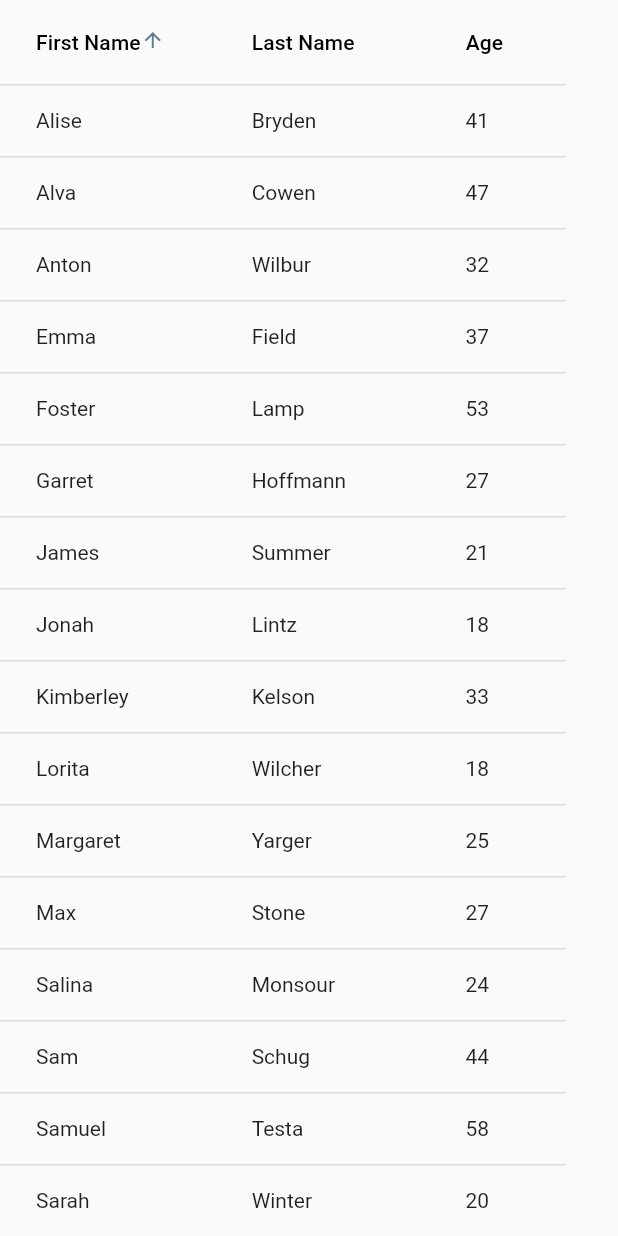
After one commit to DevProjctX/sabertech_proctor, a Flutter app: the SortablePage screen opened by its route, after a tap on "First Name", on a phone screen of 412 x 824 dp. The commit adds this screen. Run offline on Flutter 3.47's test engine with Material 2 defaults, Android fonts, the phone set to English and light mode, and no system bars; our stand-ins replace carousel_slider, easy_dynamic_theme, firebase_auth, firebase_core, google_sign_in, shared_preferences; accounts and stored records are empty.

Commit message:
table widget added

```diff
--- /dev/null
+++ b/lib/data/users.dart
@@ -0,0 +1,22 @@
+import 'package:sabertech_proctor/models/users.dart';
+
+final allUsers = <User>[
+  User(firstName: 'Emma', lastName: 'Field', age: 37),
+  User(firstName: 'Max', lastName: 'Stone', age: 27),
+  User(firstName: 'Sarah', lastName: 'Winter', age: 20),
+  User(firstName: 'James', lastName: 'Summer', age: 21),
+  User(firstName: 'Lorita', lastName: 'Wilcher', age: 18),
+  User(firstName: 'Anton', lastName: 'Wilbur', age: 32),
+  User(firstName: 'Salina', lastName: 'Monsour', age: 24),
+  User(firstName: 'Sunday', lastName: 'Salem', age: 42),
+  User(firstName: 'Alva', lastName: 'Cowen', age: 47),
+  User(firstName: 'Jonah', lastName: 'Lintz', age: 18),
+  User(firstName: 'Kimberley', lastName: 'Kelson', age: 33),
+  User(firstName: 'Waldo', lastName: 'Cybart', age: 19),
+  User(firstName: 'Garret', lastName: 'Hoffmann', age: 27),
+  User(firstName: 'Margaret', lastName: 'Yarger', age: 25),
+  User(firstName: 'Foster', lastName: 'Lamp', age: 53),
+  User(firstName: 'Samuel', lastName: 'Testa', age: 58),
+  User(firstName: 'Sam', lastName: 'Schug', age: 44),
+  User(firstName: 'Alise', lastName: 'Bryden', age: 41),
+];
--- a/lib/main.dart
+++ b/lib/main.dart
@@ -3,7 +3,7 @@ import 'package:firebase_core/firebase_core.dart';
 import 'package:sabertech_proctor/utils/authentication.dart';
 import 'package:sabertech_proctor/utils/theme_data.dart';
 import 'package:flutter/material.dart';
-
+import 'package:sabertech_proctor/screens/user_page.dart';
 import 'screens/home_page.dart';
 
 void main() async {
@@ -52,6 +52,9 @@ class _MyAppState extends State<MyApp> {
       debugShowCheckedModeBanner: false,
       themeMode: EasyDynamicTheme.of(context).themeMode,
       home: HomePage(),
+      routes: {
+        '/table': (context) => SortablePage()
+      },
     );
   }
 }
--- /dev/null
+++ b/lib/models/users.dart
@@ -0,0 +1,34 @@
+class User {
+  final String firstName;
+  final String lastName;
+  final int age;
+
+  const User({
+    required this.firstName,
+    required this.lastName,
+    required this.age,
+  });
+
+  User copy({
+    String? firstName,
+    String? lastName,
+    int? age,
+  }) =>
+      User(
+        firstName: firstName ?? this.firstName,
+        lastName: lastName ?? this.lastName,
+        age: age ?? this.age,
+      );
+
+  @override
+  bool operator ==(Object other) =>
+      identical(this, other) ||
+      other is User &&
+          runtimeType == other.runtimeType &&
+          firstName == other.firstName &&
+          lastName == other.lastName &&
+          age == other.age;
+
+  @override
+  int get hashCode => firstName.hashCode ^ lastName.hashCode ^ age.hashCode;
+}
--- /dev/null
+++ b/lib/screens/user_page.dart
@@ -0,0 +1,75 @@
+import 'package:sabertech_proctor/data/users.dart';
+import 'package:sabertech_proctor/models/users.dart';
+import 'package:sabertech_proctor/widgets/scrollable_widget.dart';
+import 'package:flutter/material.dart';
+
+class SortablePage extends StatefulWidget {
+  @override
+  _SortablePageState createState() => _SortablePageState();
+}
+
+class _SortablePageState extends State<SortablePage> {
+  late List<User> users;
+  int? sortColumnIndex;
+  bool isAscending = false;
+
+  @override
+  void initState() {
+    super.initState();
+
+    this.users = List.of(allUsers);
+  }
+
+  @override
+  Widget build(BuildContext context) => Scaffold(
+        body: ScrollableWidget(child: buildDataTable()),
+      );
+
+  Widget buildDataTable() {
+    final columns = ['First Name', 'Last Name', 'Age'];
+
+    return DataTable(
+      sortAscending: isAscending,
+      sortColumnIndex: sortColumnIndex,
+      columns: getColumns(columns),
+      rows: getRows(users),
+    );
+  }
+
+  List<DataColumn> getColumns(List<String> columns) => columns
+      .map((String column) => DataColumn(
+            label: Text(column),
+            onSort: onSort,
+          ))
+      .toList();
+
+  List<DataRow> getRows(List<User> users) => users.map((User user) {
+        final cells = [user.firstName, user.lastName, user.age];
+
+        return DataRow(cells: getCells(cells));
+      }).toList();
+
+  List<DataCell> getCells(List<dynamic> cells) =>
+      cells.map((data) => DataCell(Text('$data'))).toList();
+
+  void onSort(int columnIndex, bool ascending) {
+    if (columnIndex == 0) {
+      users.sort((user1, user2) =>
+          compareString(ascending, user1.firstName, user2.firstName));
+    } else if (columnIndex == 1) {
+      users.sort((user1, user2) =>
+          compareString(ascending, user1.lastName, user2.lastName));
+    } else if (columnIndex == 2) {
+      users.sort((user1, user2) =>
+          compareString(ascending, '${user1.age}', '${user2.age}'));
+    }
+
+    setState(() {
+      this.sortColumnIndex = columnIndex;
+      this.isAscending = ascending;
+    });
+  }
+
+  int compareString(bool ascending, String value1, String value2) =>
+      ascending ? value1.compareTo(value2) : value2.compareTo(value1);
+}
--- /dev/null
+++ b/lib/widgets/scrollable_widget.dart
@@ -0,0 +1,21 @@
+import 'package:flutter/material.dart';
+
+class ScrollableWidget extends StatelessWidget {
+  final Widget child;
+
+  const ScrollableWidget({
+    Key? key,
+    required this.child,
+  }) : super(key: key);
+
+  @override
+  Widget build(BuildContext context) => SingleChildScrollView(
+        physics: BouncingScrollPhysics(),
+        scrollDirection: Axis.horizontal,
+        child: SingleChildScrollView(
+          physics: BouncingScrollPhysics(),
+          scrollDirection: Axis.vertical,
+          child: child,
+        ),
+      );
+}
```
